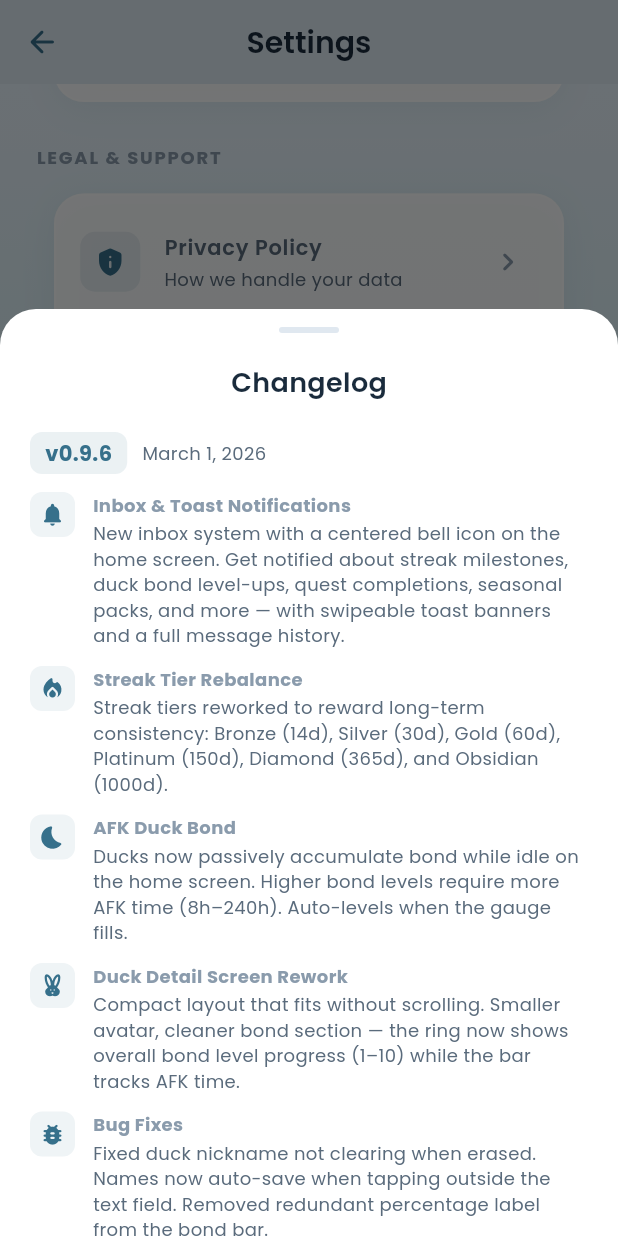
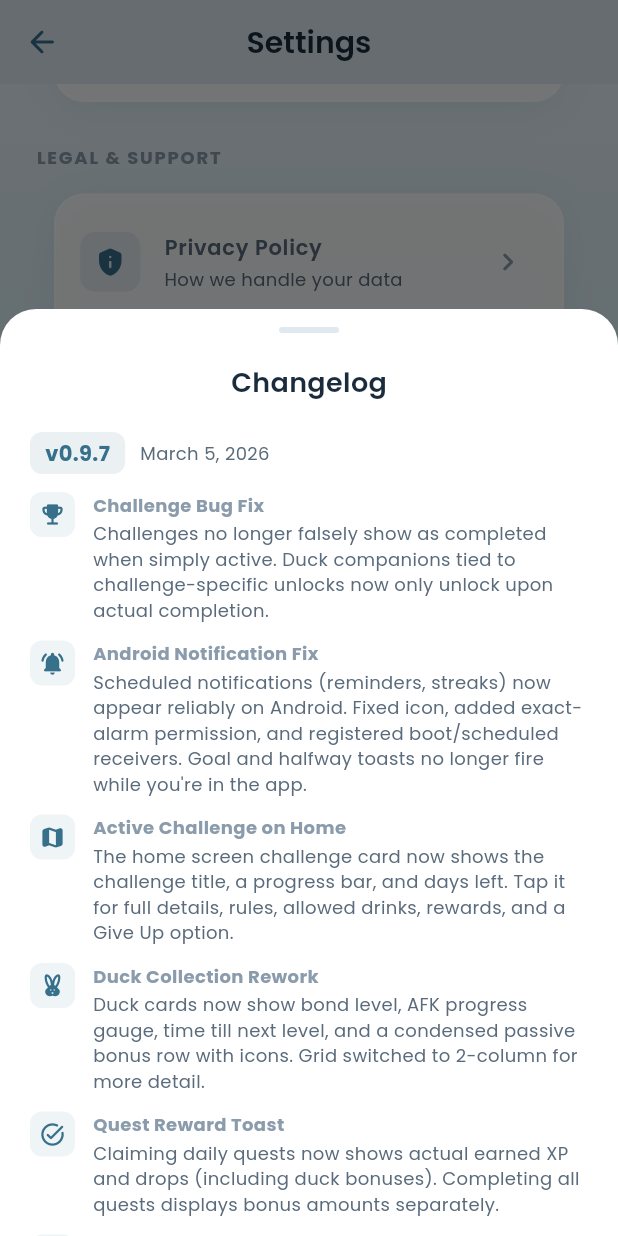
Before and after one commit to Crescendoe/Waddle, a Flutter app: the SettingsScreen screen opened by its route, scrolled down 576 dp, after a tap on "Changelog", on a phone screen of 412 x 824 dp. Run offline on Flutter 3.47's test engine with Material 3 defaults, Android fonts, the phone set to English and light mode, and no system bars; drawn by our look-alikes of flutter_animate; our stand-ins replace cloud_firestore, dartz, equatable, firebase_auth, firebase_core, firebase_messaging and 12 more; missing offline and left inert: health; accounts and stored records are empty; generated files the repository leaves out were written again.

Commit message:
0.9.7: update version to 0.9.7 and add changelog for new features and bug fixes

```diff
--- a/lib/core/constants/app_constants.dart
+++ b/lib/core/constants/app_constants.dart
@@ -4,7 +4,7 @@ class AppConstants {
 
   // App Info
   static const String appName = 'Waddle';
-  static const String appVersion = '0.9.6';
+  static const String appVersion = '0.9.7';
   static const String developerName = 'William Wyler';
   static const String supportEmail = 'crescendoedd@gmail.com';
 
--- a/lib/presentation/screens/settings/settings_screen.dart
+++ b/lib/presentation/screens/settings/settings_screen.dart
@@ -845,6 +845,62 @@ class _SettingsScreenState extends State<SettingsScreen> {
                 padding: const EdgeInsets.symmetric(horizontal: 20),
                 children: [
                   _changelogVersion(
+                    version: '0.9.7',
+                    date: 'March 5, 2026',
+                    changes: [
+                      _ChangeEntry(
+                        icon: Icons.emoji_events_rounded,
+                        title: 'Challenge Bug Fix',
+                        description:
+                            'Challenges no longer falsely show as completed when simply active. '
+                            'Duck companions tied to challenge-specific unlocks now only unlock upon actual completion.',
+                      ),
+                      _ChangeEntry(
+                        icon: Icons.notifications_active_rounded,
+                        title: 'Android Notification Fix',
+                        description:
+                            'Scheduled notifications (reminders, streaks) now appear reliably on Android. '
+                            'Fixed icon, added exact-alarm permission, and registered boot/scheduled receivers. '
+                            'Goal and halfway toasts no longer fire while you\'re in the app.',
+                      ),
+                      _ChangeEntry(
+                        icon: Icons.map_rounded,
+                        title: 'Active Challenge on Home',
+                        description:
+                            'The home screen challenge card now shows the challenge title, a progress bar, and days left. '
+                            'Tap it for full details, rules, allowed drinks, rewards, and a Give Up option.',
+                      ),
+                      _ChangeEntry(
+                        icon: Icons.cruelty_free_rounded,
+                        title: 'Duck Collection Rework',
+                        description:
+                            'Duck cards now show bond level, AFK progress gauge, time till next level, '
+                            'and a condensed passive bonus row with icons. Grid switched to 2-column for more detail.',
+                      ),
+                      _ChangeEntry(
+                        icon: Icons.task_alt_rounded,
+                        title: 'Quest Reward Toast',
+                        description:
+                            'Claiming daily quests now shows actual earned XP and drops (including duck bonuses). '
+                            'Completing all quests displays bonus amounts separately.',
+                      ),
+                      _ChangeEntry(
+                        icon: Icons.mail_rounded,
+                        title: 'Inbox Fix',
+                        description:
+                            'Seasonal pack inbox alerts no longer repeat every day — one notification per pack.',
+                      ),
+                      _ChangeEntry(
+                        icon: Icons.phone_iphone_rounded,
+                        title: 'iOS Groundwork',
+                        description:
+                            'iOS deployment target set to 14.0, entitlements configured for push and IAP, '
+                            'Codemagic CI/CD and GitHub Actions workflows added.',
+                      ),
+                    ],
+                  ),
+                  const SizedBox(height: 8),
+                  _changelogVersion(
                     version: '0.9.6',
                     date: 'March 1, 2026',
                     changes: [
--- a/pubspec.yaml
+++ b/pubspec.yaml
@@ -1,7 +1,7 @@
 name: waddle
 description: "Waddle - A fun water tracking app with a duck mascot."
 publish_to: "none"
-version: 0.9.6+8
+version: 0.9.7+9
 
 environment:
   sdk: ^3.5.3
```
Also changed, not shown: 1 other file.
